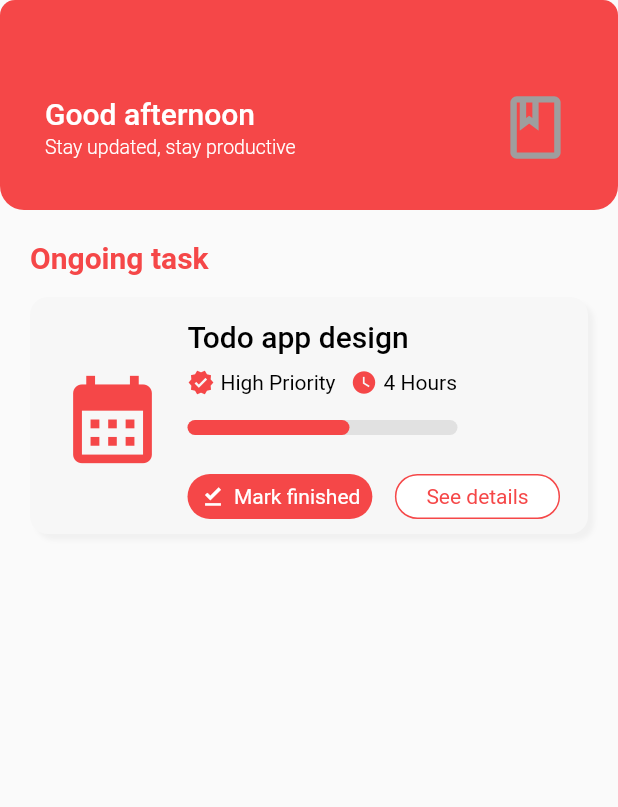
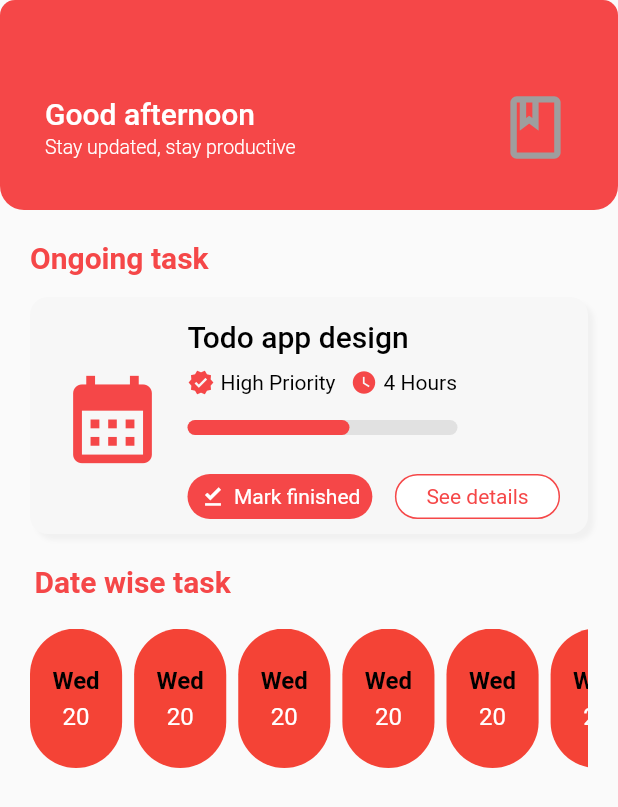
Before and after one commit to samuelsakiro/planner, a Flutter app: the screen it shows after launch, on a phone screen of 412 x 824 dp. Shown: the top 807 px of the screen. Run offline on Flutter 3.47's test engine with Material 3 defaults, Android fonts, the phone set to English and light mode, and no system bars; our stand-ins replace percent_indicator.

```diff
--- a/lib/modules/taskData.dart
+++ b/lib/modules/taskData.dart
@@ -2,9 +2,34 @@ import 'package:flutter/material.dart';
 
 class TaskProvider extends ChangeNotifier {
   static final taskList = [
-    const TaskModel(id: 1, title: 'Make my bed', isFinished: false),
-    const TaskModel(id: 2, title: 'Walk the dog', isFinished: false),
-    const TaskModel(id: 3, title: 'Prepare breakfast', isFinished: false),
+    TaskModel(
+      id: 1,
+      title: 'Make my bed',
+      isFinished: false,
+      date: DateTime.now(),
+    ),
+    TaskModel(
+      id: 2,
+      title: 'Walk the dog',
+      isFinished: false,
+      date: DateTime.now(),
+    ),
+    TaskModel(
+      id: 3,
+      title: 'Prepare breakfast',
+      isFinished: false,
+      date: DateTime.now(),
+    ),
+  ];
+
+  static final dateWiseTaskList = [
+    DateWiseModel(date: DateTime.now(), tasks: taskList),
+    DateWiseModel(date: DateTime.now(), tasks: taskList),
+    DateWiseModel(date: DateTime.now(), tasks: taskList),
+    DateWiseModel(date: DateTime.now(), tasks: taskList),
+    DateWiseModel(date: DateTime.now(), tasks: taskList),
+    DateWiseModel(date: DateTime.now(), tasks: taskList),
+    DateWiseModel(date: DateTime.now(), tasks: taskList),
   ];
 
   //get taskList => _taskList;
@@ -19,24 +44,36 @@ class TaskModel {
   final int id;
   final String title;
   final bool isFinished;
+  final DateTime date;
 
   const TaskModel({
     required this.id,
     required this.title,
     required this.isFinished,
+    required this.date,
   });
 
   TaskModel copyWith({
     int? id,
     String? title,
     bool? isFinished,
+    DateTime? date,
   }) {
-
-    print('>>> COPY WITH >> $isFinished');
     return TaskModel(
       id: id ?? this.id,
       title: title ?? this.title,
       isFinished: isFinished ?? this.isFinished,
+      date: date ?? this.date,
     );
   }
 }
+
+class DateWiseModel {
+  final DateTime date;
+  final List<TaskModel> tasks;
+
+  const DateWiseModel({
+    required this.date,
+    required this.tasks,
+  });
+}
--- a/lib/views/task_view/task_view.dart
+++ b/lib/views/task_view/task_view.dart
@@ -1,5 +1,7 @@
 import 'package:flutter/material.dart';
 import 'package:flutter/services.dart';
+import 'package:planner_app/modules/taskData.dart';
+import 'package:planner_app/views/task_view/widgets/date_wise_task_list.dart';
 import 'package:planner_app/views/task_view/widgets/ongoing_task_container.dart';
 
 import 'widgets/header_app_bar.dart';
@@ -39,6 +41,18 @@ class TaskView extends StatelessWidget {
                       ),
                       SizedBox(height: 15),
                       OnGoingTaskContainer(),
+                      Padding(
+                        padding: const EdgeInsets.symmetric(vertical: 20, horizontal: 3),
+                        child: Text(
+                          'Date wise task',
+                          style: TextStyle(
+                            fontSize: 20,
+                            fontWeight: FontWeight.w700,
+                            color: Color(0xFFF54748),
+                          ),
+                        ),
+                      ),
+                      DateWiseTaskList(dateWiseTasks: TaskProvider.dateWiseTaskList),
                     ],
                   ),
                 ),
--- /dev/null
+++ b/lib/views/task_view/widgets/date_wise_task.dart
@@ -0,0 +1,33 @@
+import 'package:flutter/material.dart';
+import 'package:intl/intl.dart';
+
+class DateWiseTask extends StatelessWidget {
+  const DateWiseTask({super.key});
+
+  @override
+  Widget build(BuildContext context) {
+    return Container(
+          padding: EdgeInsets.symmetric(vertical: 25, horizontal: 15),
+          margin: EdgeInsets.only(right: 8),
+          child: Column(
+            children: [
+              Text('Wed',style: TextStyle(
+                  fontWeight: FontWeight.w600,
+                  fontSize: 16,
+                  color: Colors.black,
+              ),),
+              SizedBox(height: 5),
+              Text('20',style: TextStyle(
+                  fontWeight: FontWeight.w400,
+                  fontSize: 16,
+                  color: Colors.white,
+              ),),
+            ],
+          ),
+          decoration: BoxDecoration(
+            borderRadius: BorderRadius.circular(1000),
+            color: Colors.red,
+    ),
+    );
+  }
+}
--- /dev/null
+++ b/lib/views/task_view/widgets/date_wise_task_list.dart
@@ -0,0 +1,49 @@
+import 'package:flutter/cupertino.dart';
+import 'package:intl/intl.dart';
+import 'package:planner_app/modules/taskData.dart';
+import 'package:planner_app/views/task_view/widgets/date_wise_task.dart';
+
+class DateWiseTaskList extends StatelessWidget {
+  const DateWiseTaskList({super.key, required this.dateWiseTasks,});
+
+  final List<DateWiseModel> dateWiseTasks;
+
+  @override
+  Widget build(BuildContext context) {
+
+    final List<Widget> items = dateWiseTasks.map((e) => DateWiseTask()).toList();
+
+    return SingleChildScrollView(
+      scrollDirection: Axis.horizontal,
+      child: Row(
+        children: items,
+      ),
+    );
+
+    return ListView.builder(
+      shrinkWrap: true,
+      scrollDirection: Axis.horizontal,
+      itemBuilder: (context, index) => DateWiseTask(),
+      itemCount: dateWiseTasks.length,
+    );
+
+    // return Container(
+    //   padding: EdgeInsets.all(10),
+    //   child: Column(
+    //     children: [
+    //       Text(DateFormat('EEE').format(tasks),style: TextStyle(
+    //           fontWeight: FontWeight.w600,
+    //           fontSize: 14,
+    //           color: textColor
+    //       ),),
+    //       SizedBox(height: 5),
+    //       Text(number),
+    //     ],
+    //   ),
+    //   decoration: BoxDecoration(
+    //     borderRadius: BorderRadius.circular(15),
+    //     color: color,
+    //   ),
+    // );
+  }
+}
--- a/pubspec.yaml
+++ b/pubspec.yaml
@@ -37,6 +37,7 @@ dependencies:
   cupertino_icons: ^1.0.2
   percent_indicator: ^4.2.3
   provider: ^6.1.2
+  intl: ^0.19.0
 
 dev_dependencies:
   flutter_test:
```
Also changed, not shown: pubspec.lock.
